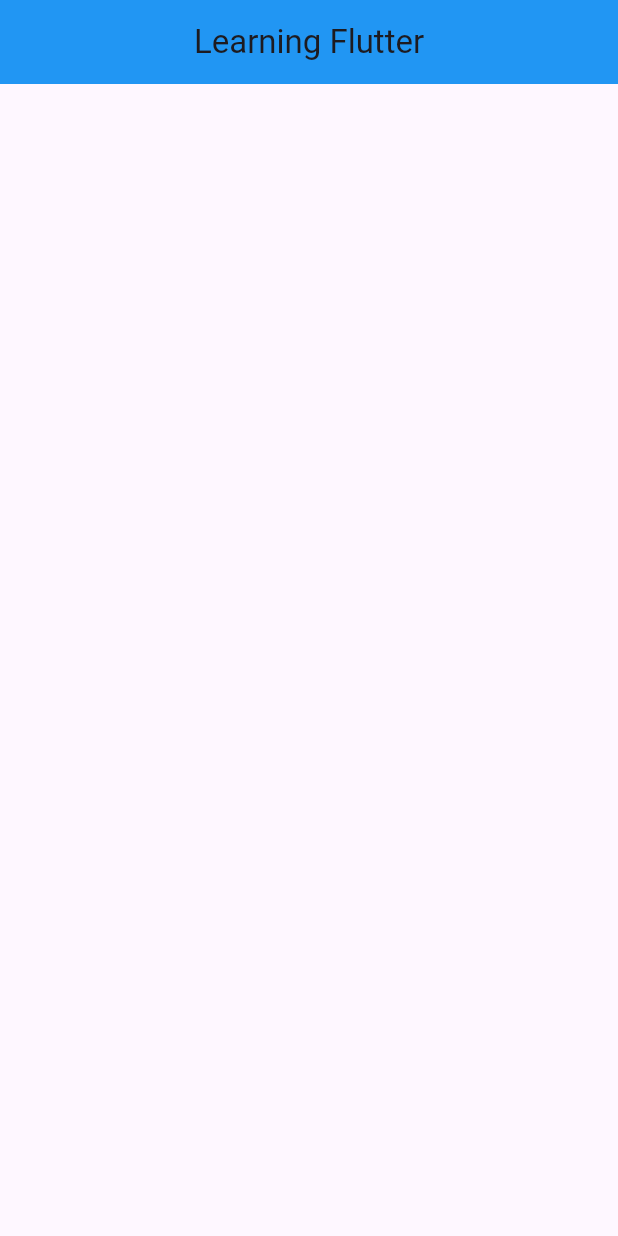
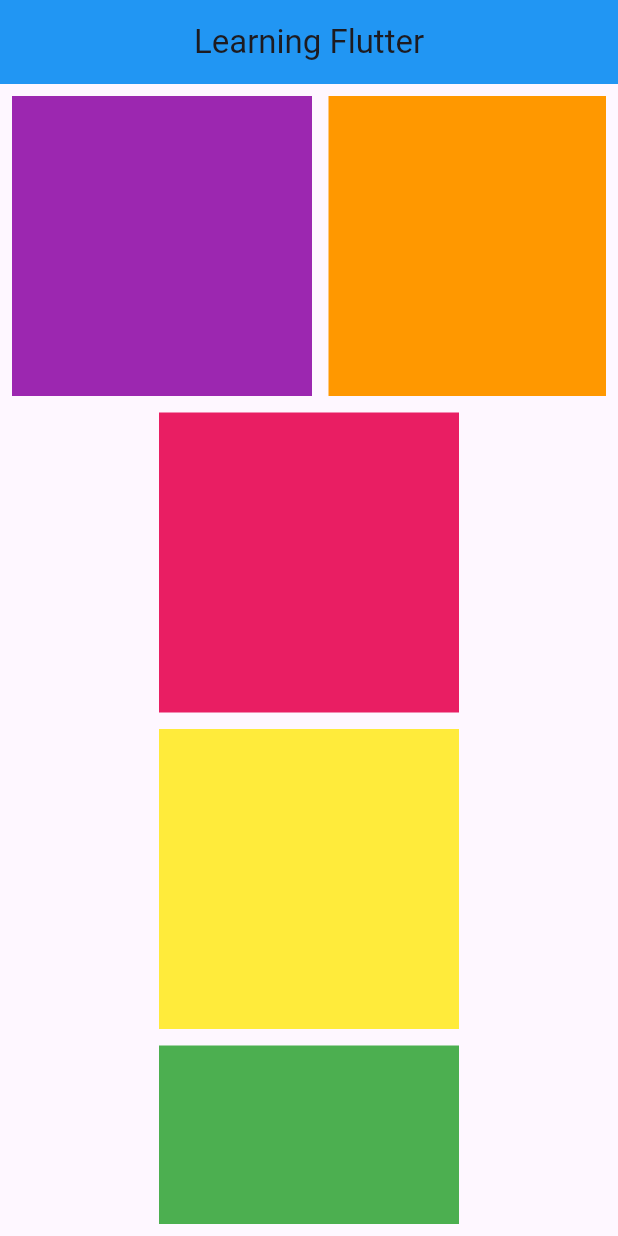
Before and after one commit to UmarTanwar3527/Learning_Flutter, a Flutter app: the screen it shows after launch, on a phone screen of 412 x 824 dp. Run offline on Flutter 3.47's test engine with Material 3 defaults, Android fonts, the phone set to English and light mode, and no system bars.

Commit message:
Understainding Flutter ScrollView Widgets & Its Types

```diff
--- a/lib/main.dart
+++ b/lib/main.dart
@@ -210,7 +210,96 @@ class _MyHomePageState extends State<MyHomePage> {
         //   ),
         // )
 
-
-        );
+        // Understainding Flutter ScrollView Widgets & Its Types
+        // body: Text("ScrollView and Its Types"),
+        body: Padding(
+            padding: const EdgeInsets.all(8.0),
+            child: SingleChildScrollView(
+                child: Column(
+              children: [
+                Padding(
+                  padding: const EdgeInsets.only(bottom: 11),
+                  child: SingleChildScrollView(
+                    scrollDirection: Axis.horizontal,
+                    child: Row(
+                      children: [
+                        Container(
+                          height: 200,
+                          width: 200,
+                          color: Colors.purple,
+                          margin: EdgeInsets.only(right: 11),
+                        ),
+                        Container(
+                          height: 200,
+                          width: 200,
+                          color: Colors.orange,
+                          margin: EdgeInsets.only(right: 11),
+                        ),
+                        Container(
+                          height: 200,
+                          width: 200,
+                          color: Colors.cyan,
+                          margin: EdgeInsets.only(right: 11),
+                        ),
+                        Container(
+                          height: 200,
+                          width: 200,
+                          color: Colors.grey,
+                          margin: EdgeInsets.only(right: 11),
+                        ),
+                        Container(
+                          height: 200,
+                          width: 200,
+                          color: Colors.lightGreen,
+                          margin: EdgeInsets.only(right: 11),
+                        ),
+                        Container(
+                          height: 200,
+                          width: 200,
+                          color: Colors.pink,
+                          margin: EdgeInsets.only(right: 11),
+                        ),
+                      ],
+                    ),
+                  ),
+                ),
+                Container(
+                  height: 200,
+                  width: 200,
+                  color: Colors.pink,
+                  margin: EdgeInsets.only(bottom: 11),
+                ),
+                Container(
+                  height: 200,
+                  width: 200,
+                  color: Colors.yellow,
+                  margin: EdgeInsets.only(bottom: 11),
+                ),
+                Container(
+                  height: 200,
+                  width: 200,
+                  color: Colors.green,
+                  margin: EdgeInsets.only(bottom: 11),
+                ),
+                Container(
+                  height: 200,
+                  width: 200,
+                  color: Colors.red,
+                  margin: EdgeInsets.only(bottom: 11),
+                ),
+                Container(
+                  height: 200,
+                  width: 200,
+                  color: Colors.blue,
+                  margin: EdgeInsets.only(bottom: 11),
+                ),
+                Container(
+                  height: 200,
+                  width: 200,
+                  color: Colors.black,
+                  margin: EdgeInsets.only(bottom: 11),
+                )
+              ],
+            ))));
   }
 }
```
